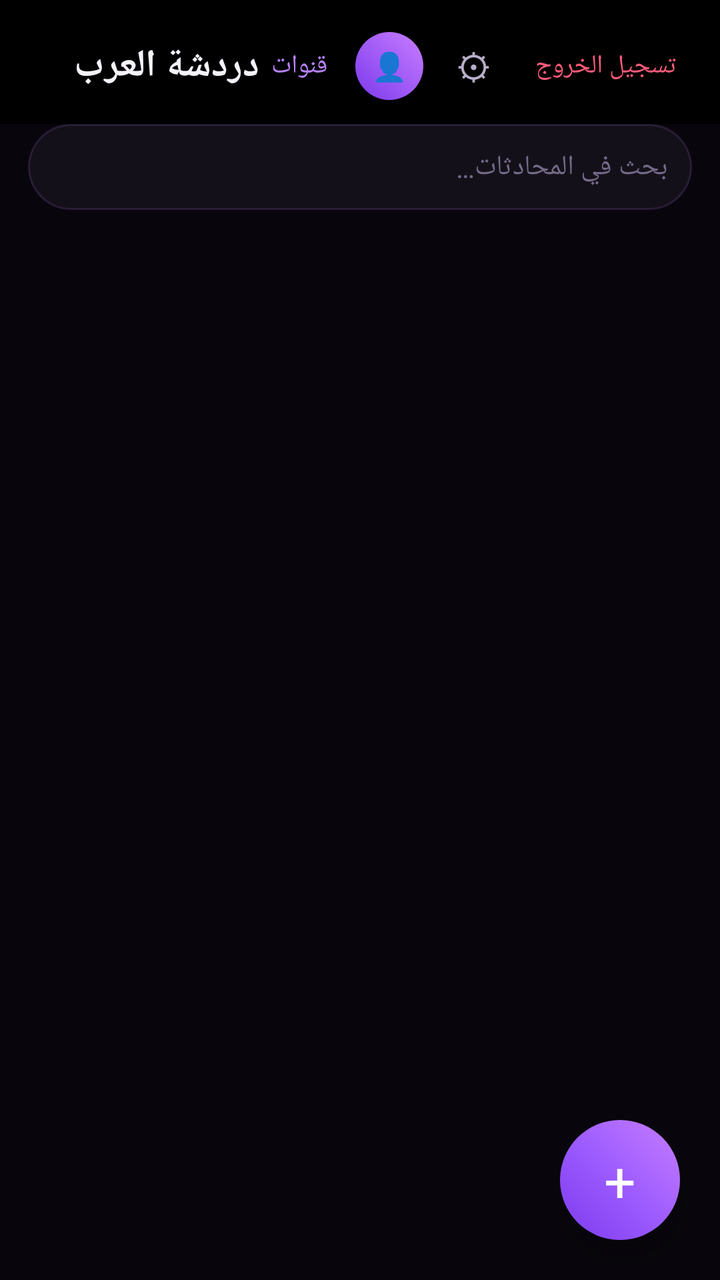
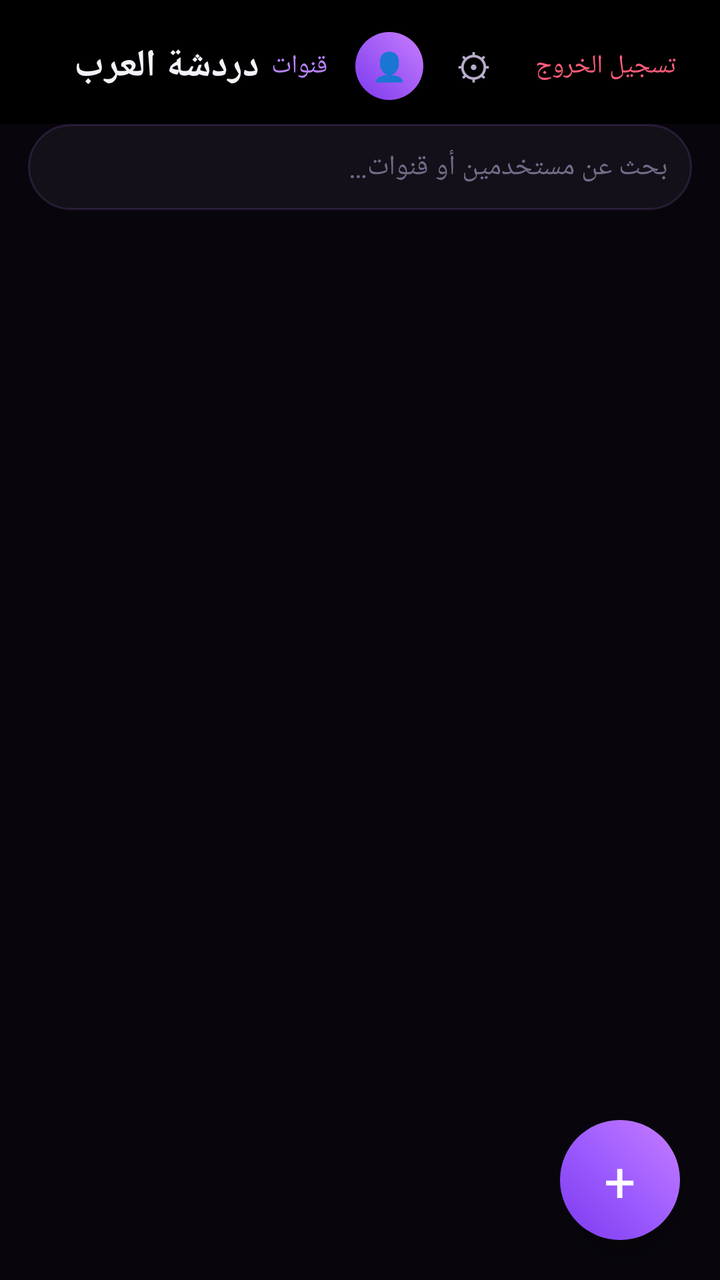

The first picture is an Android layout as it rendered before a commit; the second is the same layout after the commit. The layout source and the unified diff follow.
<!-- AndroidManifest.xml: application theme Theme.ArabChat -->
<!-- res/layout/activity_home.xml -->
<?xml version="1.0" encoding="utf-8"?>
<LinearLayout xmlns:android="http://schemas.android.com/apk/res/android"
    android:layout_width="match_parent"
    android:layout_height="match_parent"
    android:orientation="vertical"
    android:background="@color/bgBase">

    <LinearLayout
        android:layout_width="match_parent"
        android:layout_height="wrap_content"
        android:orientation="horizontal"
        android:gravity="center_vertical"
        android:background="@color/amoledBlack"
        android:paddingStart="18dp"
        android:paddingEnd="14dp"
        android:paddingTop="16dp"
        android:paddingBottom="12dp">

        <TextView
            android:layout_width="0dp"
            android:layout_height="wrap_content"
            android:layout_weight="1"
            android:text="@string/app_name"
            android:textColor="@color/textPrimaryDark"
            android:textSize="19sp"
            android:fontFamily="sans-serif-medium"
            android:textStyle="bold" />

        <TextView
            android:id="@+id/tvChannels"
            android:layout_width="wrap_content"
            android:layout_height="wrap_content"
            android:layout_marginEnd="8dp"
            android:text="@string/channels_short"
            android:textColor="@color/colorAccent"
            android:textSize="13sp"
            android:padding="6dp"
            android:clickable="true"
            android:focusable="true" />

        <TextView
            android:id="@+id/tvProfile"
            android:layout_width="34dp"
            android:layout_height="34dp"
            android:layout_marginEnd="8dp"
            android:background="@drawable/bg_avatar_circle"
            android:gravity="center"
            android:text="👤"
            android:textColor="@color/textOnAccent"
            android:textSize="14sp"
            android:clickable="true"
            android:focusable="true" />

        <TextView
            android:id="@+id/tvSettings"
            android:layout_width="34dp"
            android:layout_height="34dp"
            android:layout_marginEnd="6dp"
            android:gravity="center"
            android:text="⚙"
            android:textColor="@color/textSecondaryDark"
            android:textSize="18sp"
            android:clickable="true"
            android:focusable="true" />

        <TextView
            android:id="@+id/tvLogout"
            android:layout_width="wrap_content"
            android:layout_height="wrap_content"
            android:text="@string/logout"
            android:textColor="@color/errorRed"
            android:textSize="13sp"
            android:padding="8dp"
            android:clickable="true"
            android:focusable="true" />
    </LinearLayout>

    <EditText
        android:id="@+id/etSearchChats"
        android:layout_width="match_parent"
        android:layout_height="wrap_content"
        android:layout_marginStart="14dp"
        android:layout_marginEnd="14dp"
        android:layout_marginBottom="6dp"
        android:background="@drawable/bg_input_field"
        android:hint="@string/search_chats_hint"
        android:textColor="@color/textPrimaryDark"
        android:textColorHint="@color/textTertiaryDark"
        android:padding="12dp"
        android:textSize="14sp"
        android:singleLine="true"
        android:inputType="text"
        android:textCursorDrawable="@null" />

    <FrameLayout
        android:layout_width="match_parent"
        android:layout_height="0dp"
        android:layout_weight="1">

        <androidx.recyclerview.widget.RecyclerView
            android:id="@+id/rvChats"
            android:layout_width="match_parent"
            android:layout_height="match_parent"
            android:clipToPadding="false"
            android:paddingTop="4dp"
            android:paddingBottom="80dp" />

        <TextView
            android:id="@+id/tvEmptyState"
            android:layout_width="wrap_content"
            android:layout_height="wrap_content"
            android:layout_gravity="center"
            android:text="@string/no_chats_yet"
            android:textColor="@color/textTertiaryDark"
            android:textSize="14sp"
            android:visibility="gone" />

        <TextView
            android:id="@+id/fabNewChat"
            android:layout_width="60dp"
            android:layout_height="60dp"
            android:layout_gravity="bottom|end"
            android:layout_margin="20dp"
            android:background="@drawable/bg_fab_gradient"
            android:gravity="center"
            android:text="+"
            android:textColor="@color/textOnAccent"
            android:textSize="28sp"
            android:clickable="true"
            android:focusable="true"
            android:elevation="8dp" />
    </FrameLayout>
</LinearLayout>
<!-- resources referenced by this layout -->
<resources>
  <color name="amoledBlack">#000000</color>
  <color name="bgBase">#08060C</color>
  <color name="colorAccent">#B983FF</color>
  <color name="errorRed">#FF5C7A</color>
  <color name="textOnAccent">#FFFFFF</color>
  <color name="textPrimaryDark">#F5F2FA</color>
  <color name="textSecondaryDark">#B8ADC9</color>
  <color name="textTertiaryDark">#746A88</color>
  <!-- drawable bg_avatar_circle (drawable) -->
  <?xml version="1.0" encoding="utf-8"?>
  <shape xmlns:android="http://schemas.android.com/apk/res/android" android:shape="oval">
      <gradient
          android:type="linear"
          android:angle="45"
          android:startColor="@color/gradientPurpleStart"
          android:endColor="@color/gradientPurpleEnd" />
  </shape>
  <!-- drawable bg_fab_gradient (drawable) -->
  <?xml version="1.0" encoding="utf-8"?>
  <shape xmlns:android="http://schemas.android.com/apk/res/android" android:shape="oval">
      <gradient
          android:type="linear"
          android:angle="45"
          android:startColor="@color/gradientPurpleStart"
          android:centerColor="@color/gradientPurpleMid"
          android:endColor="@color/gradientPurpleEnd" />
  </shape>
  <!-- drawable bg_input_field (drawable) -->
  <?xml version="1.0" encoding="utf-8"?>
  <selector xmlns:android="http://schemas.android.com/apk/res/android">
      <item android:state_focused="true">
          <shape android:shape="rectangle">
              <solid android:color="@color/surfaceElevated2" />
              <corners android:radius="28dp" />
              <stroke android:width="1.5dp" android:color="@color/colorAccent" />
              <padding android:left="20dp" android:right="20dp" android:top="14dp" android:bottom="14dp" />
          </shape>
      </item>
      <item>
          <shape android:shape="rectangle">
              <solid android:color="@color/surfaceElevated" />
              <corners android:radius="28dp" />
              <stroke android:width="1dp" android:color="@color/glassStroke" />
              <padding android:left="20dp" android:right="20dp" android:top="14dp" android:bottom="14dp" />
          </shape>
      </item>
  </selector>
  <string name="app_name">دردشة العرب</string>
  <string name="channels_short">قنوات</string>
  <string name="logout">تسجيل الخروج</string>
  <string name="no_chats_yet">لا توجد محادثات بعد\nاضغط + لبدء محادثة جديدة</string>
  <string name="search_chats_hint">بحث في المحادثات…</string>
  <style name="Theme.ArabChat" parent="Theme.MaterialComponents.NoActionBar">
          <item name="colorPrimary">@color/colorPrimary</item>
          <item name="colorPrimaryDark">@color/colorPrimaryDark</item>
          <item name="colorAccent">@color/colorAccent</item>
          <item name="colorSecondary">@color/colorAccent</item>
          <item name="colorSurface">@color/surfaceElevated</item>
          <item name="colorOnSurface">@color/textPrimaryDark</item>
          <item name="colorOnPrimary">@color/textOnAccent</item>
          <item name="colorOnBackground">@color/textPrimaryDark</item>
          <item name="android:windowBackground">@color/bgBase</item>
          <item name="android:navigationBarColor">@color/amoledBlack</item>
          <item name="android:statusBarColor">@color/amoledBlack</item>
          <item name="android:textColorPrimary">@color/textPrimaryDark</item>
          <item name="android:textColorSecondary">@color/textSecondaryDark</item>
          <item name="android:forceDarkAllowed" tools:targetApi="q">false</item>
      </style>
  <color name="gradientPurpleStart">#7C3AED</color>
  <color name="gradientPurpleEnd">#C77DFF</color>
  <color name="gradientPurpleMid">#9D5CFF</color>
  <color name="surfaceElevated2">#1D1726</color>
  <color name="surfaceElevated">#141019</color>
  <color name="glassStroke">#26B983FF</color>
  <color name="colorPrimary">#7C3AED</color>
  <color name="colorPrimaryDark">#5B21B6</color>
</resources>

<!-- the commit's change to res/layout/activity_home.xml (unified diff, before → after) -->
@@ -83,7 +83,7 @@
         android:layout_marginEnd="14dp"
         android:layout_marginBottom="6dp"
         android:background="@drawable/bg_input_field"
-        android:hint="@string/search_chats_hint"
+        android:hint="@string/search_unified_hint"
         android:textColor="@color/textPrimaryDark"
         android:textColorHint="@color/textTertiaryDark"
         android:padding="12dp"
<!-- resource entries referenced after the edit -->
@@ -51,7 +51,7 @@
   <string name="channels_short">قنوات</string>
   <string name="logout">تسجيل الخروج</string>
   <string name="no_chats_yet">لا توجد محادثات بعد\nاضغط + لبدء محادثة جديدة</string>
-  <string name="search_chats_hint">بحث في المحادثات…</string>
+  <string name="search_unified_hint">بحث عن مستخدمين أو قنوات…</string>
   <style name="Theme.ArabChat" parent="Theme.MaterialComponents.NoActionBar">
           <item name="colorPrimary">@color/colorPrimary</item>
           <item name="colorPrimaryDark">@color/colorPrimaryDark</item>
